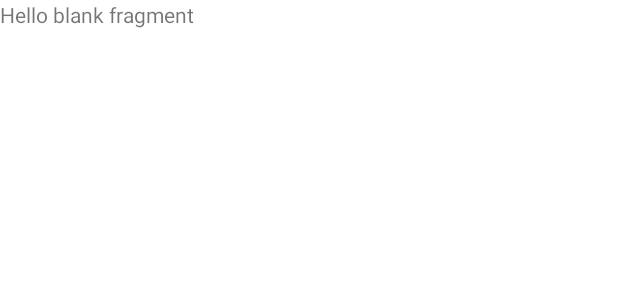
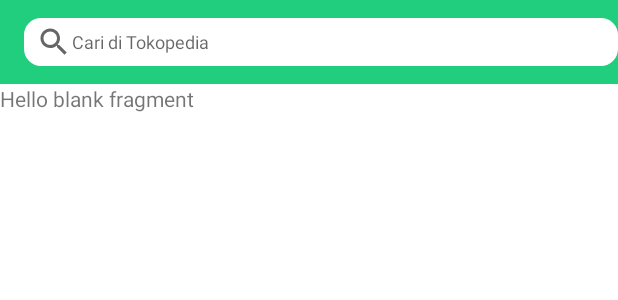
Before and after one commit to hafiedh/tokped-slicing, an Android app: the layout fragment_home.xml on its own in the app's theme, with its tools: preview values and no code run, on a phone screen of 412 x 824 dp. Shown: the top 300 px of the screen. Run offline under Robolectric (Android 15) with nearby library versions, the phone set to English and light mode, and no system bars.

Commit message:
slicing app bar and toolbar

```diff
--- a/app/src/main/java/com/hafidh/ujian_design/MainActivity.kt
+++ b/app/src/main/java/com/hafidh/ujian_design/MainActivity.kt
@@ -13,6 +13,9 @@ class MainActivity : AppCompatActivity() {
         binding = ActivityMainBinding.inflate(layoutInflater)
         setContentView(binding.root)
         initBottomNavigation()
+
+        setSupportActionBar(binding.toolbar)
+        supportActionBar?.setDisplayShowTitleEnabled(false)
     }
 
     private fun initBottomNavigation() {
--- a/app/src/main/java/com/hafidh/ujian_design/fragments/BaseFragment.kt
+++ b/app/src/main/java/com/hafidh/ujian_design/fragments/BaseFragment.kt
@@ -6,6 +6,7 @@ import android.view.View
 import android.view.ViewGroup
 import androidx.fragment.app.Fragment
 import androidx.viewbinding.ViewBinding
+import com.hafidh.ujian_design.R
 
 abstract class BaseFragment<out T: ViewBinding>: Fragment() {
     private var _binding: ViewBinding? = null
--- a/app/src/main/java/com/hafidh/ujian_design/fragments/HomeFragment.kt
+++ b/app/src/main/java/com/hafidh/ujian_design/fragments/HomeFragment.kt
@@ -1,9 +1,9 @@
 package com.hafidh.ujian_design.fragments
 
 import android.os.Bundle
-import android.view.LayoutInflater
-import android.view.View
+import android.view.*
 import androidx.viewbinding.ViewBinding
+import com.hafidh.ujian_design.R
 import com.hafidh.ujian_design.databinding.FragmentHomeBinding
 
 class HomeFragment : BaseFragment<FragmentHomeBinding>(){
@@ -12,5 +12,6 @@ class HomeFragment : BaseFragment<FragmentHomeBinding>(){
 
     override fun onViewCreated(view: View, savedInstanceState: Bundle?) {
         // todo disini
+        binding.toolbar.inflateMenu(R.menu.menu_appbar)
     }
 }
--- /dev/null
+++ b/app/src/main/res/drawable-v24/ic_location.xml
@@ -0,0 +1,6 @@
+<vector android:height="24dp" android:tint="#FFFFFF"
+    android:viewportHeight="24" android:viewportWidth="24"
+    android:width="24dp" xmlns:android="http://schemas.android.com/apk/res/android">
+    <path android:fillColor="@android:color/white" android:pathData="M12,2C8.13,2 5,5.13 5,9c0,5.25 7,13 7,13s7,-7.75 7,-13c0,-3.87 -3.13,-7 -7,-7zM7,9c0,-2.76 2.24,-5 5,-5s5,2.24 5,5c0,2.88 -2.88,7.19 -5,9.88C9.92,16.21 7,11.85 7,9z"/>
+    <path android:fillColor="@android:color/white" android:pathData="M12,9m-2.5,0a2.5,2.5 0,1 1,5 0a2.5,2.5 0,1 1,-5 0"/>
+</vector>
--- /dev/null
+++ b/app/src/main/res/drawable-v24/ic_menu.xml
@@ -0,0 +1,5 @@
+<vector android:height="24dp" android:tint="#FFFFFF"
+    android:viewportHeight="24" android:viewportWidth="24"
+    android:width="24dp" xmlns:android="http://schemas.android.com/apk/res/android">
+    <path android:fillColor="@android:color/white" android:pathData="M3,18h18v-2L3,16v2zM3,13h18v-2L3,11v2zM3,6v2h18L21,6L3,6z"/>
+</vector>
--- /dev/null
+++ b/app/src/main/res/drawable-v24/ic_message.xml
@@ -0,0 +1,5 @@
+<vector android:height="24dp" android:tint="#FFFFFF"
+    android:viewportHeight="24" android:viewportWidth="24"
+    android:width="24dp" xmlns:android="http://schemas.android.com/apk/res/android">
+    <path android:fillColor="@android:color/white" android:pathData="M22,6c0,-1.1 -0.9,-2 -2,-2L4,4c-1.1,0 -2,0.9 -2,2v12c0,1.1 0.9,2 2,2h16c1.1,0 2,-0.9 2,-2L22,6zM20,6l-8,5 -8,-5h16zM20,18L4,18L4,8l8,5 8,-5v10z"/>
+</vector>
--- /dev/null
+++ b/app/src/main/res/drawable-v24/ic_notification.xml
@@ -0,0 +1,5 @@
+<vector android:height="24dp" android:tint="#FFFFFF"
+    android:viewportHeight="24" android:viewportWidth="24"
+    android:width="24dp" xmlns:android="http://schemas.android.com/apk/res/android">
+    <path android:fillColor="@android:color/white" android:pathData="M12,22c1.1,0 2,-0.9 2,-2h-4c0,1.1 0.9,2 2,2zM18,16v-5c0,-3.07 -1.63,-5.64 -4.5,-6.32L13.5,4c0,-0.83 -0.67,-1.5 -1.5,-1.5s-1.5,0.67 -1.5,1.5v0.68C7.64,5.36 6,7.92 6,11v5l-2,2v1h16v-1l-2,-2zM16,17L8,17v-6c0,-2.48 1.51,-4.5 4,-4.5s4,2.02 4,4.5v6z"/>
+</vector>
--- /dev/null
+++ b/app/src/main/res/drawable/bg_edittext.xml
@@ -0,0 +1,13 @@
+<?xml version="1.0" encoding="utf-8"?>
+<shape xmlns:android="http://schemas.android.com/apk/res/android"
+    android:shape="rectangle" >
+
+    <solid android:color="#ffffff" />
+
+    <corners
+        android:bottomLeftRadius="11dp"
+        android:bottomRightRadius="11dp"
+        android:topLeftRadius="11dp"
+        android:topRightRadius="11dp" />
+
+</shape>
--- /dev/null
+++ b/app/src/main/res/drawable/ic_search.xml
@@ -0,0 +1,10 @@
+<vector xmlns:android="http://schemas.android.com/apk/res/android"
+    android:width="24dp"
+    android:height="24dp"
+    android:viewportWidth="24"
+    android:viewportHeight="24"
+    android:tint="?attr/colorControlNormal">
+  <path
+      android:fillColor="@android:color/white"
+      android:pathData="M15.5,14h-0.79l-0.28,-0.27C15.41,12.59 16,11.11 16,9.5 16,5.91 13.09,3 9.5,3S3,5.91 3,9.5 5.91,16 9.5,16c1.61,0 3.09,-0.59 4.23,-1.57l0.27,0.28v0.79l5,4.99L20.49,19l-4.99,-5zM9.5,14C7.01,14 5,11.99 5,9.5S7.01,5 9.5,5 14,7.01 14,9.5 11.99,14 9.5,14z"/>
+</vector>
--- /dev/null
+++ b/app/src/main/res/drawable/ic_shopping.xml
@@ -0,0 +1,5 @@
+<vector android:height="24dp" android:tint="#FFFFFF"
+    android:viewportHeight="24" android:viewportWidth="24"
+    android:width="24dp" xmlns:android="http://schemas.android.com/apk/res/android">
+    <path android:fillColor="@android:color/white" android:pathData="M15.55,13c0.75,0 1.41,-0.41 1.75,-1.03l3.58,-6.49c0.37,-0.66 -0.11,-1.48 -0.87,-1.48L5.21,4l-0.94,-2L1,2v2h2l3.6,7.59 -1.35,2.44C4.52,15.37 5.48,17 7,17h12v-2L7,15l1.1,-2h7.45zM6.16,6h12.15l-2.76,5L8.53,11L6.16,6zM7,18c-1.1,0 -1.99,0.9 -1.99,2S5.9,22 7,22s2,-0.9 2,-2 -0.9,-2 -2,-2zM17,18c-1.1,0 -1.99,0.9 -1.99,2s0.89,2 1.99,2 2,-0.9 2,-2 -0.9,-2 -2,-2z"/>
+</vector>
--- a/app/src/main/res/layout/fragment_home.xml
+++ b/app/src/main/res/layout/fragment_home.xml
@@ -1,14 +1,56 @@
 <?xml version="1.0" encoding="utf-8"?>
-<FrameLayout xmlns:android="http://schemas.android.com/apk/res/android"
+<androidx.coordinatorlayout.widget.CoordinatorLayout xmlns:android="http://schemas.android.com/apk/res/android"
     xmlns:tools="http://schemas.android.com/tools"
     android:layout_width="match_parent"
     android:layout_height="match_parent"
+    xmlns:app="http://schemas.android.com/apk/res-auto"
     tools:context=".fragments.HomeFragment">
 
-    <!-- TODO: Update blank fragment layout -->
-    <TextView
+    <com.google.android.material.appbar.AppBarLayout
+        android:layout_width="match_parent"
+        android:layout_height="wrap_content"
+        app:elevation="0dp"
+        app:liftOnScroll="true">
+
+        <androidx.appcompat.widget.Toolbar
+            android:id="@+id/toolbar"
+            style="@style/ThemeOverlay.AppCompat.Light"
+            android:layout_width="match_parent"
+            android:layout_height="?attr/actionBarSize"
+            android:layout_gravity="center"
+            android:gravity="center"
+            app:layout_scrollFlags="scroll|enterAlways|snap" >
+
+            <EditText
+                android:id="@+id/searchEditText"
+                android:layout_width="match_parent"
+                android:layout_height="wrap_content"
+                android:paddingHorizontal="8dp"
+                android:paddingVertical="4dp"
+                android:cursorVisible="true"
+                android:background="@drawable/bg_edittext"
+                android:ems="10"
+                android:imeOptions="actionDone"
+                android:textSize="12sp"
+                android:inputType="text"
+                android:hint="Cari di Tokopedia"
+                android:drawableStart="@drawable/ic_search"/>
+        </androidx.appcompat.widget.Toolbar>
+
+    </com.google.android.material.appbar.AppBarLayout>
+
+    <androidx.core.widget.NestedScrollView
         android:layout_width="match_parent"
         android:layout_height="match_parent"
-        android:text="@string/hello_blank_fragment" />
+        app:layout_behavior="@string/appbar_scrolling_view_behavior">
 
-</FrameLayout>
+        <TextView
+            android:layout_width="match_parent"
+            android:layout_height="match_parent"
+            android:text="@string/hello_blank_fragment" />
+
+    </androidx.core.widget.NestedScrollView>
+
+
+
+</androidx.coordinatorlayout.widget.CoordinatorLayout>
--- a/app/src/main/res/values-night/themes.xml
+++ b/app/src/main/res/values-night/themes.xml
@@ -2,8 +2,8 @@
     <!-- Base application theme. -->
     <style name="Theme.Ujian_design" parent="Theme.MaterialComponents.DayNight.DarkActionBar">
         <!-- Primary brand color. -->
-        <item name="colorPrimary">@color/purple_200</item>
-        <item name="colorPrimaryVariant">@color/purple_700</item>
+        <item name="colorPrimary">@color/primaryLightColor</item>
+        <item name="colorPrimaryVariant">@color/primaryColor</item>
         <item name="colorOnPrimary">@color/black</item>
         <!-- Secondary brand color. -->
         <item name="colorSecondary">@color/teal_200</item>
--- a/app/src/main/res/values/colors.xml
+++ b/app/src/main/res/values/colors.xml
@@ -8,4 +8,7 @@
     <color name="black">#FF000000</color>
     <color name="white">#FFFFFFFF</color>
     <color name="official_store">#9949FF</color>
+    <color name="primaryColor">#20ce7d</color>
+    <color name="primaryLightColor">#68ffad</color>
+    <color name="primaryDarkColor">#009c50</color>
 </resources>
--- a/app/src/main/res/values/themes.xml
+++ b/app/src/main/res/values/themes.xml
@@ -1,9 +1,9 @@
 <resources xmlns:tools="http://schemas.android.com/tools">
     <!-- Base application theme. -->
-    <style name="Theme.Ujian_design" parent="Theme.MaterialComponents.DayNight.DarkActionBar">
+    <style name="Theme.Ujian_design" parent="Theme.MaterialComponents.DayNight.NoActionBar">
         <!-- Primary brand color. -->
-        <item name="colorPrimary">@color/purple_500</item>
-        <item name="colorPrimaryVariant">@color/purple_700</item>
+        <item name="colorPrimary">@color/primaryColor</item>
+        <item name="colorPrimaryVariant">@color/primaryDarkColor</item>
         <item name="colorOnPrimary">@color/white</item>
         <!-- Secondary brand color. -->
         <item name="colorSecondary">@color/teal_200</item>
@@ -13,4 +13,9 @@
         <item name="android:statusBarColor" tools:targetApi="l">?attr/colorPrimaryVariant</item>
         <!-- Customize your theme here. -->
     </style>
+
+    <style name="AppTheme.NoActionBar" parent="Theme.Ujian_design">
+        <item name="windowActionBar">false</item>
+        <item name="windowNoTitle">true</item>
+    </style>
 </resources>
```
Also changed, not shown: app/src/main/res/layout/activity_main.xml (+8 -0 lines), app/src/main/res/menu/menu_appbar.xml (added, +29 -0 lines), app/src/main/res/drawable-v24/gopay.png (added), app/src/main/res/drawable-v24/member.png (added).
